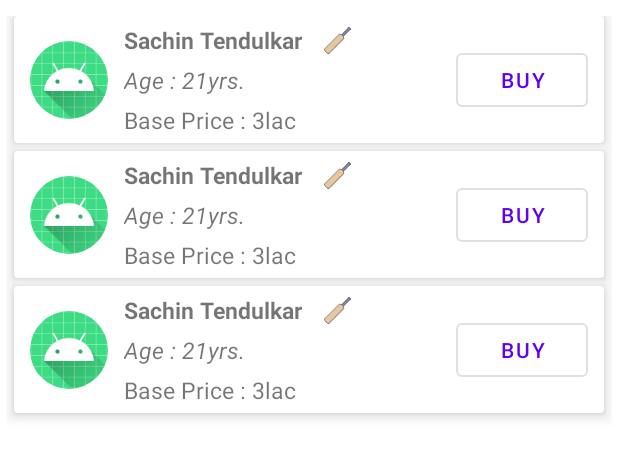
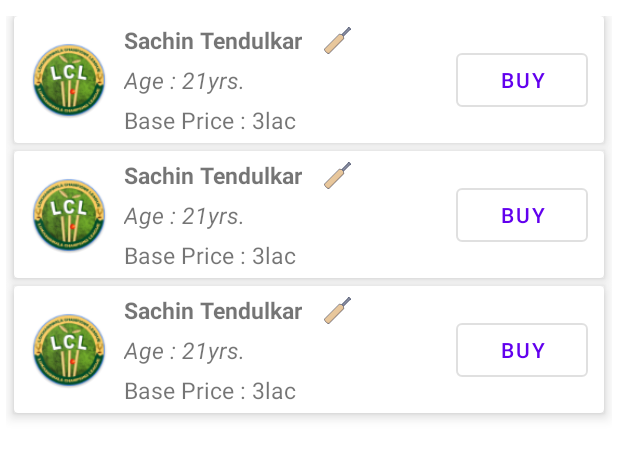
Before and after one commit to dipmalatelang/lclproject, an Android app: the layout activity_player_list.xml on its own in the app's theme, with its tools: preview values and no code run, on a phone screen of 412 x 824 dp. Shown: the top 458 px of the screen. Run offline under Robolectric (Android 15) with nearby library versions, the phone set to English and light mode, and no system bars.

Commit message:
Login/dash/ic_launcher changed

```diff
--- a/app/src/main/AndroidManifest.xml
+++ b/app/src/main/AndroidManifest.xml
@@ -8,7 +8,7 @@
     <application
         android:name=".App"
         android:allowBackup="true"
-        android:icon="@mipmap/ic_launcher"
+        android:icon="@drawable/lcl"
         android:label="@string/app_name"
         android:networkSecurityConfig="@xml/network_security_config"
         android:roundIcon="@mipmap/ic_launcher_round"
--- a/app/src/main/res/mipmap-anydpi-v26/ic_launcher.xml
+++ /dev/null
@@ -1,5 +0,0 @@
-<?xml version="1.0" encoding="utf-8"?>
-<adaptive-icon xmlns:android="http://schemas.android.com/apk/res/android">
-    <background android:drawable="@drawable/ic_launcher_background" />
-    <foreground android:drawable="@drawable/ic_launcher_foreground" />
-</adaptive-icon>
--- a/app/src/main/res/mipmap-anydpi-v26/ic_launcher_round.xml
+++ /dev/null
@@ -1,5 +0,0 @@
-<?xml version="1.0" encoding="utf-8"?>
-<adaptive-icon xmlns:android="http://schemas.android.com/apk/res/android">
-    <background android:drawable="@drawable/ic_launcher_background" />
-    <foreground android:drawable="@drawable/ic_launcher_foreground" />
-</adaptive-icon>
```
Also changed, not shown: app/src/main/res/layout/activity_login.xml (+0 -44 lines), app/src/main/res/drawable/cricket.jpg (deleted), app/src/main/res/mipmap-hdpi/ic_launcher.png, app/src/main/res/mipmap-hdpi/ic_launcher_round.png, app/src/main/res/mipmap-mdpi/ic_launcher.png, app/src/main/res/mipmap-mdpi/ic_launcher_round.png, app/src/main/res/mipmap-xhdpi/ic_launcher.png, app/src/main/res/mipmap-xhdpi/ic_launcher_round.png, app/src/main/res/mipmap-xxhdpi/ic_launcher.png, app/src/main/res/mipmap-xxhdpi/ic_launcher_round.png, app/src/main/res/mipmap-xxxhdpi/ic_launcher.png, app/src/main/res/mipmap-xxxhdpi/ic_launcher_round.png.
